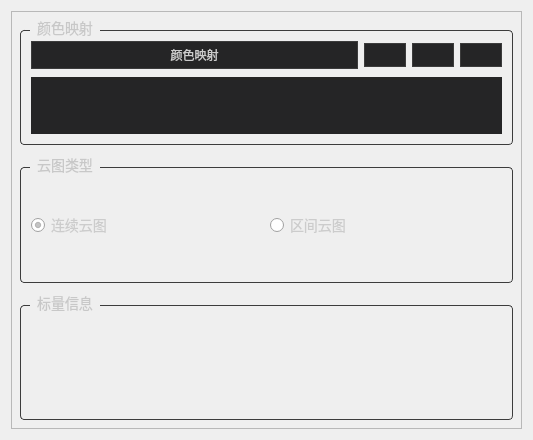
Qt form Qt/Resources/UI/ScalarView.ui (hu-shuhan/editOpeniGame) before a commit.
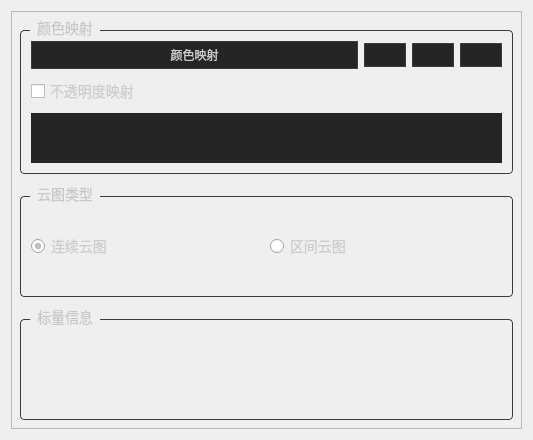
The same form after that commit. Icons and pictures are not drawn. Custom widgets are drawn as their Qt base class.

Commit message: 不透明度映射走透明渲染通道，标量视图新增不透明度映射复选框

Patch:
```diff
--- a/Qt/Resources/UI/ScalarView.ui
+++ b/Qt/Resources/UI/ScalarView.ui
@@ -184,6 +184,19 @@
               </item>
              </layout>
             </item>
+
+            <!-- 不透明度映射 -->
+            <item>
+              <widget class="QCheckBox" name="checkBox_EnableOpacityMapping">
+                <property name="text">
+                <string>不透明度映射</string>
+                </property>
+                <property name="styleSheet">
+                <string notr="true">QCheckBox { font-size: 14px; color: #CCCCCC; }</string>
+                </property>
+             </widget>
+            </item>
+
             <item>
              <widget class="igQtDataRangeSlider" name="widget_DataRangeSlider" native="true">
               <property name="minimumSize">
```
The commit also changes 9 other files.
